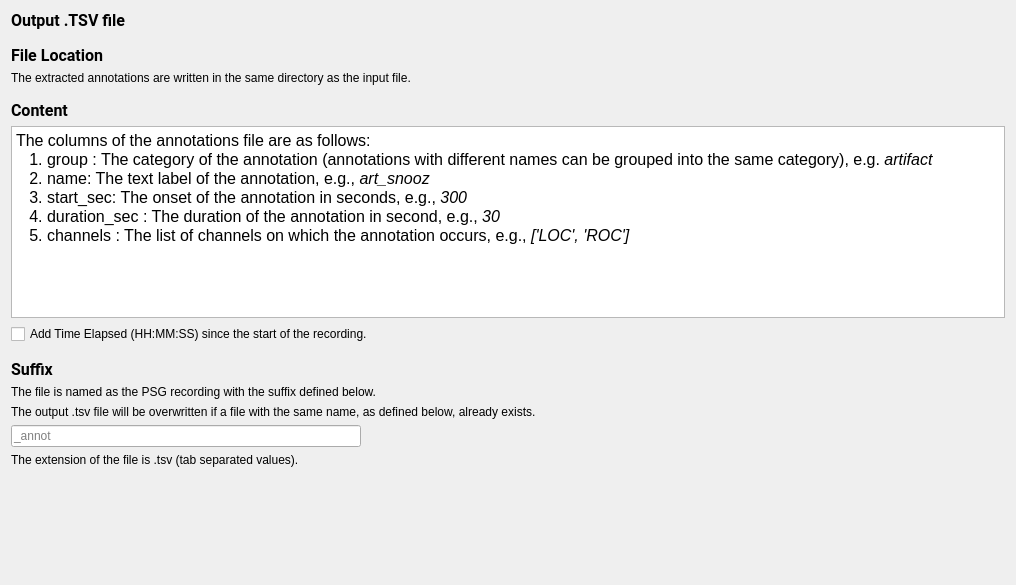
SnoozToolbox/snooz-package-ceams, file tools/CEAMSTools/ExtractAnnotation/OutputFiles/Ui_OutputFiles.ui: the form before one commit.
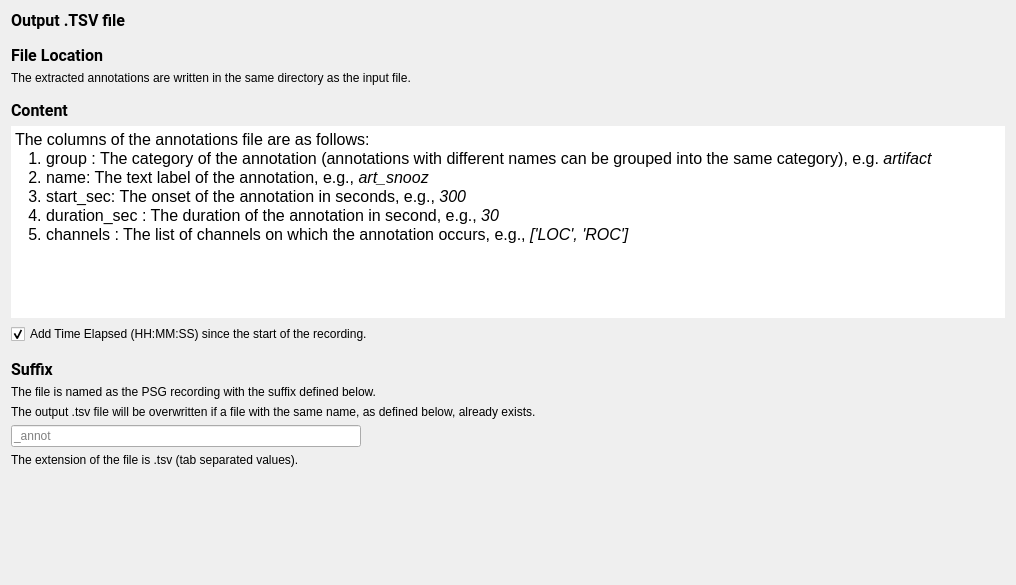
The form after the commit.

```diff
--- a/tools/CEAMSTools/ExtractAnnotation/OutputFiles/Ui_OutputFiles.ui
+++ b/tools/CEAMSTools/ExtractAnnotation/OutputFiles/Ui_OutputFiles.ui
@@ -108,13 +108,19 @@
      </item>
      <item>
       <widget class="QTextEdit" name="textEdit">
+       <property name="frameShape">
+        <enum>QFrame::Shape::NoFrame</enum>
+       </property>
        <property name="readOnly">
         <bool>true</bool>
        </property>
        <property name="html">
         <string>&lt;!DOCTYPE HTML PUBLIC &quot;-//W3C//DTD HTML 4.0//EN&quot; &quot;http://www.w3.org/TR/REC-html40/strict.dtd&quot;&gt;
-&lt;html&gt;&lt;head&gt;&lt;meta name=&quot;qrichtext&quot; content=&quot;1&quot; /&gt;&lt;style type=&quot;text/css&quot;&gt;
+&lt;html&gt;&lt;head&gt;&lt;meta name=&quot;qrichtext&quot; content=&quot;1&quot; /&gt;&lt;meta charset=&quot;utf-8&quot; /&gt;&lt;style type=&quot;text/css&quot;&gt;
 p, li { white-space: pre-wrap; }
+hr { height: 1px; border-width: 0; }
+li.unchecked::marker { content: &quot;\2610&quot;; }
+li.checked::marker { content: &quot;\2612&quot;; }
 &lt;/style&gt;&lt;/head&gt;&lt;body style=&quot; font-family:'Roboto'; font-size:12pt; font-weight:400; font-style:normal;&quot;&gt;
 &lt;p style=&quot; margin-top:0px; margin-bottom:0px; margin-left:0px; margin-right:0px; -qt-block-indent:0; text-indent:0px;&quot;&gt;The columns of the annotations file are as follows:&lt;/p&gt;
 &lt;p style=&quot; margin-top:0px; margin-bottom:0px; margin-left:0px; margin-right:0px; -qt-block-indent:0; text-indent:0px;&quot;&gt;   1. group : The category of the annotation (annotations with different names can be grouped into the same category), e.g. &lt;span style=&quot; font-style:italic;&quot;&gt;artifact&lt;/span&gt;&lt;/p&gt;
@@ -130,6 +136,9 @@
        <property name="text">
         <string>Add Time Elapsed (HH:MM:SS) since the start of the recording.</string>
        </property>
+       <property name="checked">
+        <bool>true</bool>
+       </property>
       </widget>
      </item>
      <item>
```
Left out of the diff: 20 changed lines with no effect on the pictures.
